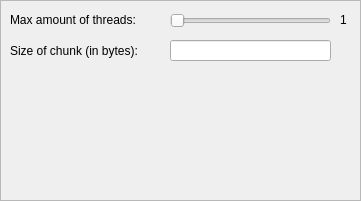
The window that gui/general_settings.ui (JerzySpendel/LanTransfer) describes before a commit, drawn with Qt 5.
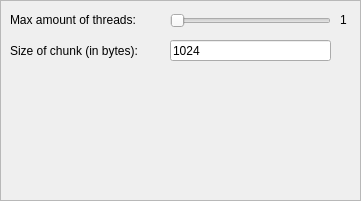
The same window after the commit.

Commit message: Added saving options to Utils.py, and it's now used in GUI.

The edit to the form file:
```diff
--- a/gui/general_settings.ui
+++ b/gui/general_settings.ui
@@ -88,6 +88,9 @@
       <height>21</height>
      </rect>
     </property>
+    <property name="text">
+     <string>1024</string>
+    </property>
    </widget>
    <widget class="QLabel" name="label_4">
     <property name="geometry">
```
The commit also changes 2 other files.
